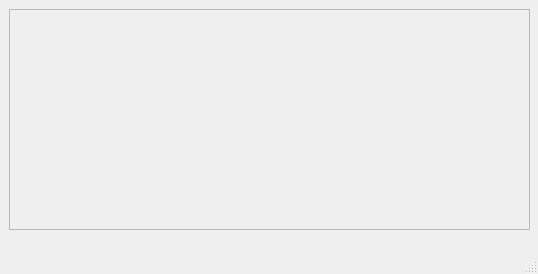
Before: the Qt Designer form untitled13/form.ui in Andrey28405/kkrit, drawn with Qt 5.
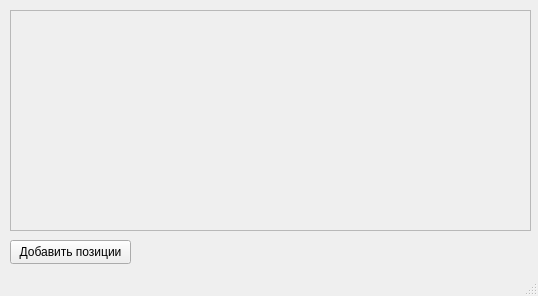
After: the same form once the commit is applied.

The edit to the form file:
```diff
--- a/untitled13/form.ui
+++ b/untitled13/form.ui
@@ -7,7 +7,7 @@
     <x>0</x>
     <y>0</y>
     <width>538</width>
-    <height>274</height>
+    <height>296</height>
    </rect>
   </property>
   <property name="windowTitle">
@@ -17,8 +17,8 @@
    <widget class="QScrollArea" name="scrollArea">
     <property name="geometry">
      <rect>
-      <x>9</x>
-      <y>9</y>
+      <x>10</x>
+      <y>10</y>
       <width>521</width>
       <height>221</height>
      </rect>
@@ -55,16 +55,19 @@
      </widget>
     </widget>
    </widget>
-  </widget>
-  <widget class="QMenuBar" name="menubar">
+   <widget class="QPushButton" name="add_min">
    <property name="geometry">
     <rect>
-     <x>0</x>
-     <y>0</y>
-     <width>538</width>
-     <height>21</height>
-    </rect>
-   </property>
+      <x>10</x>
+      <y>240</y>
+      <width>121</width>
+      <height>24</height>
+     </rect>
+    </property>
+    <property name="text">
+     <string>Добавить позиции</string>
+    </property>
+   </widget>
   </widget>
   <widget class="QStatusBar" name="statusbar"/>
  </widget>
```
Lines whose indentation alone changed are shown as unchanged.
